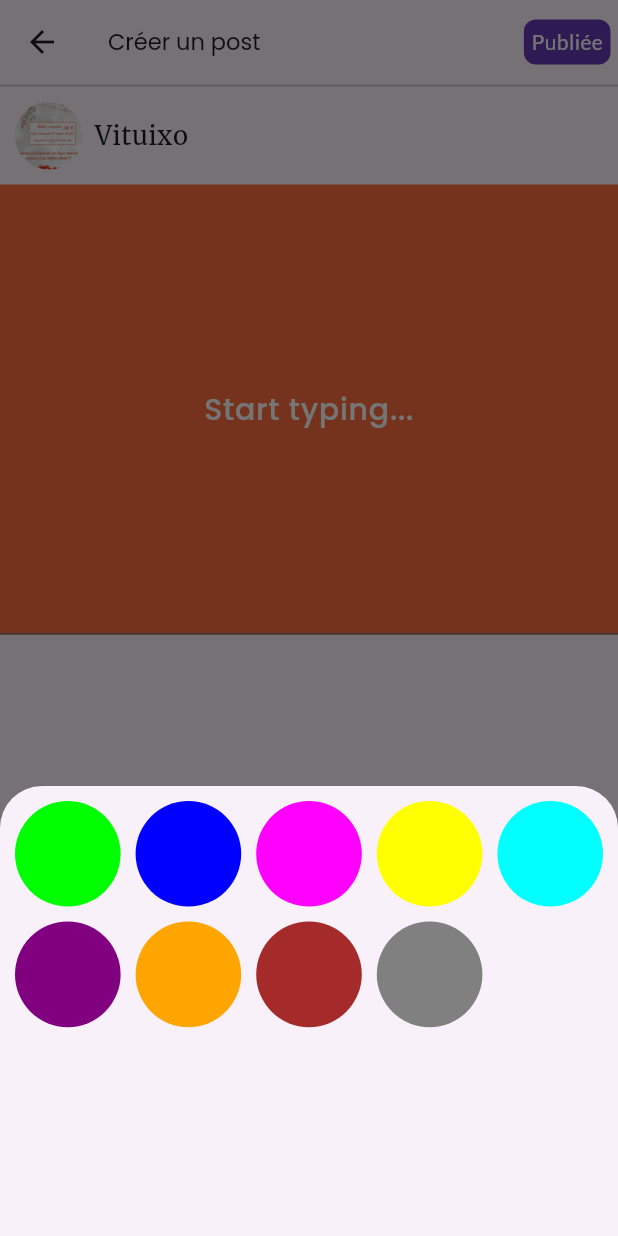
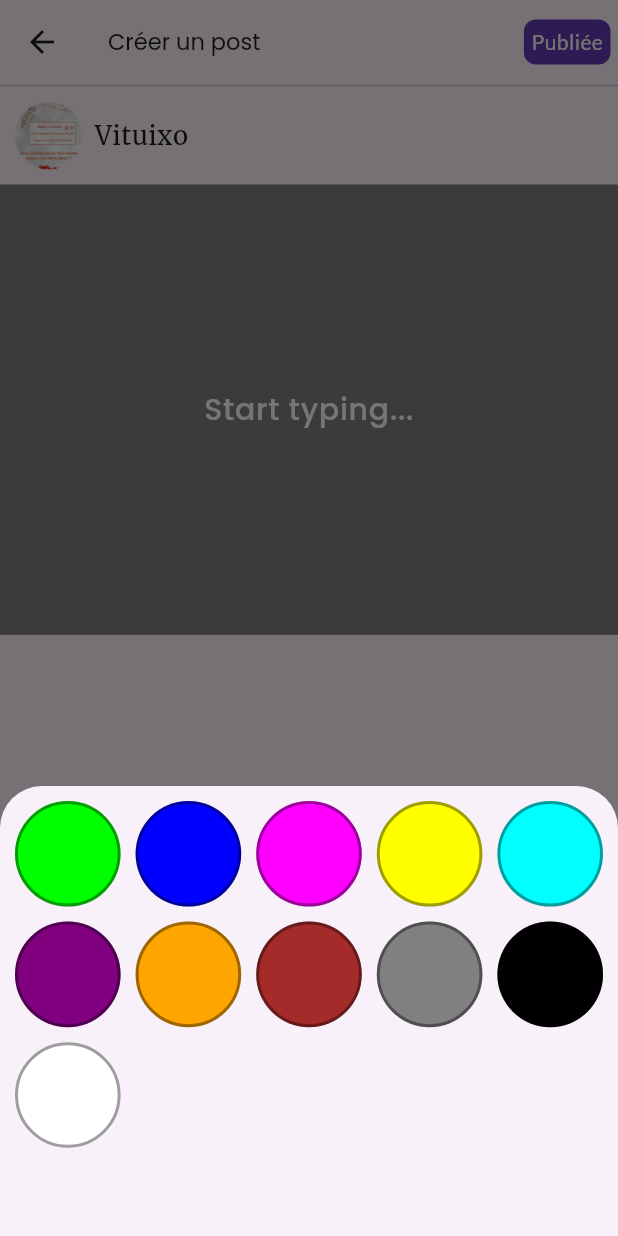
Before and after one commit to Noyoule/post_comments, a Flutter app: the CreatePost screen opened directly, after a tap on the "color lens" icon, on a phone screen of 412 x 824 dp. Run offline on Flutter 3.47's test engine with Material 3 defaults, Android fonts, the light colour scheme and no system bars; our stand-ins replace flutter_bloc, flutter_svg, gap, google_fonts, image_picker, share; project files that could hold a hidden picture were left out.

Commit message:
Add change color component

```diff
--- a/lib/components/add/change_color.dart
+++ b/lib/components/add/change_color.dart
@@ -1,9 +1,15 @@
 import 'package:flutter/material.dart';
-import 'package:gap/gap.dart';
+import 'package:flutter_bloc/flutter_bloc.dart';
+import 'package:post_comments/cubit/add/color_cubit.dart';
 
-class ChangeColor extends StatelessWidget {
+class ChangeColor extends StatefulWidget {
   const ChangeColor({super.key});
 
+  @override
+  State<ChangeColor> createState() => _ChangeColorState();
+}
+
+class _ChangeColorState extends State<ChangeColor> {
   @override
   Widget build(BuildContext context) {
     return Container(
@@ -14,25 +20,33 @@ class ChangeColor extends StatelessWidget {
         mainAxisSpacing: 10,
         crossAxisSpacing: 10,
         children: [
-          _buildCircle(const Color(0xFF00FF00)), // Vert
-          _buildCircle(const Color(0xFF0000FF)), // Bleu
-          _buildCircle(const Color(0xFFFF00FF)), // Rose
-          _buildCircle(const Color(0xFFFFFF00)), // Jaune
-          _buildCircle(const Color(0xFF00FFFF)), // Cyan
-          _buildCircle(const Color(0xFF800080)), // Pourpre
-          _buildCircle(const Color(0xFFFFA500)), // Orange
-          _buildCircle(const Color(0xFFA52A2A)), // Brun
-          _buildCircle(const Color(0xFF808080)), // Gris
+          _buildCircle(context, const Color(0xFF00FF00)), // Vert
+          _buildCircle(context, const Color(0xFF0000FF)), // Bleu
+          _buildCircle(context, const Color(0xFFFF00FF)), // Rose
+          _buildCircle(context, const Color(0xFFFFFF00)), // Jaune
+          _buildCircle(context, const Color(0xFF00FFFF)), // Cyan
+          _buildCircle(context, const Color(0xFF800080)), // Pourpre
+          _buildCircle(context, const Color(0xFFFFA500)), // Orange
+          _buildCircle(context, const Color(0xFFA52A2A)), // Brun
+          _buildCircle(context, const Color(0xFF808080)), // Gris
+          _buildCircle(context, const Color(0xFF000000)), // Noir
+          _buildCircle(context, const Color(0xFFFFFFFF)), // Blanc
         ],
       ),
     );
   }
 
-  Widget _buildCircle(Color color) {
-    return Container(
-      decoration: BoxDecoration(
-        shape: BoxShape.circle,
-        color: color,
+  Widget _buildCircle(BuildContext context, Color color) {
+    return InkWell(
+      onTap: () {
+        context.read<ColorCubit>().change(color.value);
+      },
+      child: Container(
+        decoration: BoxDecoration(
+          shape: BoxShape.circle,
+          border: Border.all(color: Colors.black38, width: 2),
+          color: color,
+        ),
       ),
     );
   }
--- /dev/null
+++ b/lib/cubit/add/color_cubit.dart
@@ -0,0 +1,7 @@
+import 'package:flutter_bloc/flutter_bloc.dart';
+
+class ColorCubit extends Cubit<int> {
+  ColorCubit() : super(0xFF808080);
+
+  void change(int color) => emit(color);
+}
--- a/lib/main.dart
+++ b/lib/main.dart
@@ -1,4 +1,6 @@
 import 'package:flutter/material.dart';
+import 'package:flutter_bloc/flutter_bloc.dart';
+import 'package:post_comments/cubit/add/color_cubit.dart';
 import 'package:post_comments/views/posts.dart';
 
 void main() {
@@ -11,7 +13,12 @@
   // This widget is the root of your application.
   @override
   Widget build(BuildContext context) {
-    return MaterialApp(
+    return MultiBlocProvider(
+        providers: [
+      BlocProvider(
+        create: (BuildContext context) => ColorCubit(),
+      ),
+    ], child: MaterialApp(
         title: 'Flutter Demo',
         debugShowCheckedModeBanner: false,
         theme: ThemeData(
@@ -73,7 +80,7 @@
                   Center(child: Text('Contenu du profil')),
                 ],
               ),
-          ),
-        ));
+            )
+        )));
   }
 }
--- a/lib/views/create_post.dart
+++ b/lib/views/create_post.dart
@@ -2,11 +2,13 @@ import 'dart:io';
 
 import 'package:flutter/material.dart';
 import 'package:flutter/services.dart';
+import 'package:flutter_bloc/flutter_bloc.dart';
 import 'package:flutter_svg/flutter_svg.dart';
 import 'package:gap/gap.dart';
 import 'package:google_fonts/google_fonts.dart';
 import 'package:image_picker/image_picker.dart';
 import 'package:post_comments/components/add/change_color.dart';
+import 'package:post_comments/cubit/add/color_cubit.dart';
 
 class CreatePost extends StatefulWidget {
   const CreatePost({super.key});
@@ -43,6 +45,21 @@ class _CreatePostState extends State<CreatePost> {
       print("Error: $e");
     }
   }*/
+
+  Color inverseColor(Color color) {
+    int inverseRed = 255 - color.red;
+    int inverseGreen = 255 - color.green;
+    int inverseBlue = 255 - color.blue;
+    if (115 <= inverseBlue &&
+        inverseBlue <= 130 &&
+        115 <= inverseGreen &&
+        inverseGreen <= 130 &&
+        115 <= inverseRed &&
+        inverseRed <= 130) {
+      return Colors.white;
+    }
+    return Color.fromARGB(color.alpha, inverseRed, inverseGreen, inverseBlue);
+  }
 
   @override
   Widget build(BuildContext context) {
@@ -101,28 +118,30 @@ class _CreatePostState extends State<CreatePost> {
                 ],
               ),
               const Gap(10),
-              Container(
+              BlocBuilder<ColorCubit, int>(builder: (context, state) {
+                return Container(
                   height: 300,
-                color: Colors.deepOrangeAccent,
-                child: const TextField(
+                  color: Color(state),
+                  child: TextField(
                     keyboardType: TextInputType.multiline,
                     maxLines: null,
                     expands: true,
                     textAlign: TextAlign.center,
                     textAlignVertical: TextAlignVertical.center,
                     style: TextStyle(
-                      color: Colors.white,
+                        color: inverseColor(Color(state)),
                         fontSize: 20,
                         fontWeight: FontWeight.w500),
-                  cursorColor: Colors.white,
+                    cursorColor: inverseColor(Color(state)),
                     cursorHeight: 35,
                     cursorWidth: 3,
                     decoration: InputDecoration(
                       hintText: 'Start typing...',
-                    hintStyle: TextStyle(color: Colors.white),
+                      hintStyle: TextStyle(color: inverseColor(Color(state))),
                     ),
                   ),
-              ),
+                );
+              })
             ],
           ),
           Positioned(
@@ -157,9 +176,11 @@ class _CreatePostState extends State<CreatePost> {
                         ),
                         const Spacer(),
                         InkWell(
-                          onTap: (){
-                            showModalBottomSheet(context: context, builder: (context){
-                              return  const ChangeColor();
+                          onTap: () {
+                            showModalBottomSheet(
+                                context: context,
+                                builder: (context) {
+                                  return const ChangeColor();
                                 });
                           },
                           child: Container(
```
Also changed, not shown: lib/cubit/add/color_state.dart (added). Lines whose indentation alone changed are shown as unchanged.
